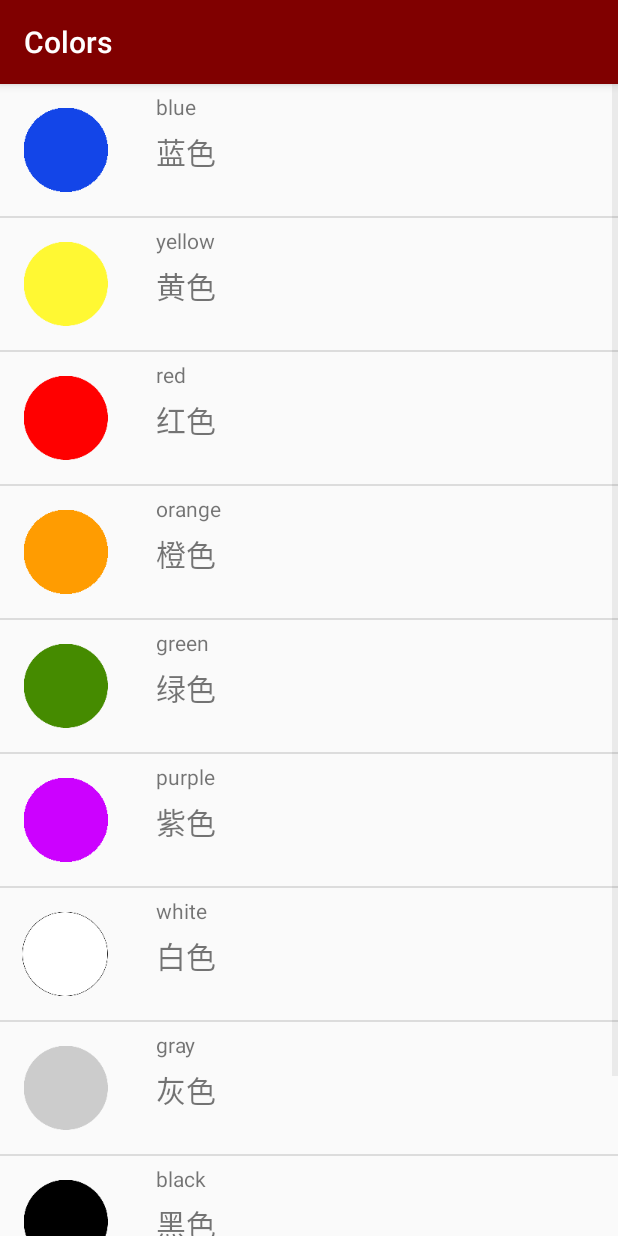
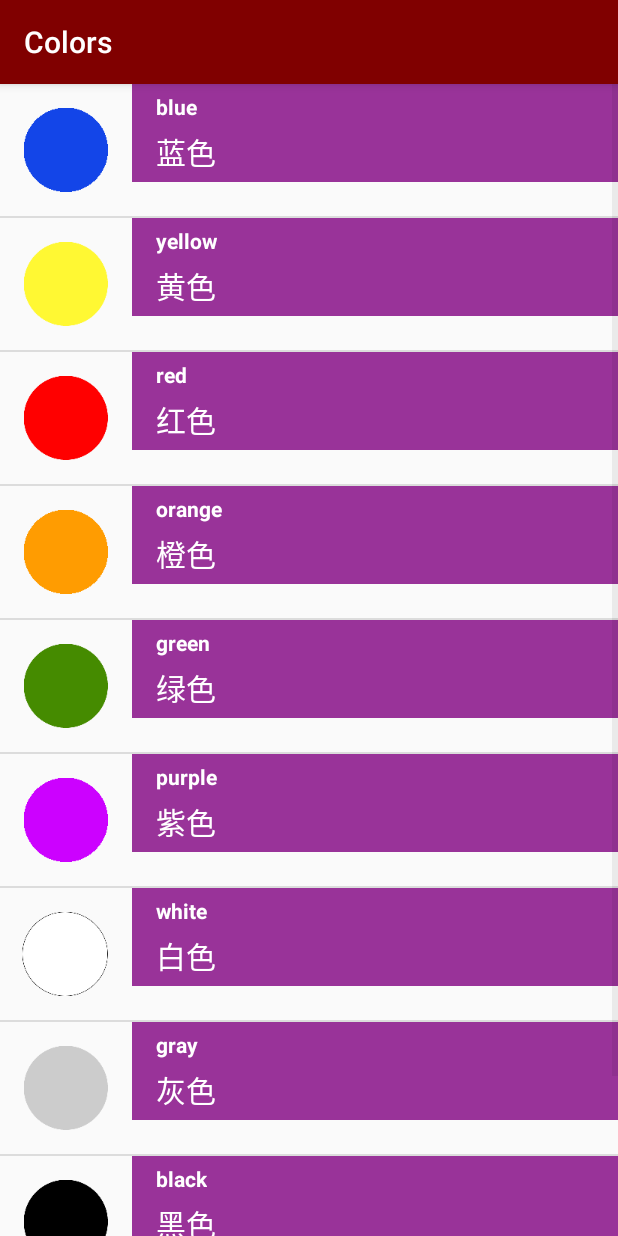
Before and after one commit to ConnieJChi/ChineseLearner, an Android app: the ColorsActivity screen opened directly, with no data from a screen before it, on a phone screen of 412 x 824 dp. Run offline under Robolectric (Android 15) with nearby library versions, the phone set to English and light mode, and no system bars.

Commit message:
Changed aesthetics.

```diff
--- a/app/src/main/java/com/example/android/chineselearner/ColorsActivity.java
+++ b/app/src/main/java/com/example/android/chineselearner/ColorsActivity.java
@@ -1,5 +1,6 @@
 package com.example.android.chineselearner;
 
+import android.graphics.Color;
 import android.support.v7.app.AppCompatActivity;
 import android.os.Bundle;
 import android.util.Log;
@@ -28,7 +29,7 @@ public class ColorsActivity extends AppCompatActivity {
         colors.add(new Word("black", "黑色", R.mipmap.color_black));
         colors.add(new Word("brown", "棕色", R.mipmap.color_brown));
 
-        WordAdapter colorsAdapt = new WordAdapter(this, colors);
+        WordAdapter colorsAdapt = new WordAdapter(this, colors, Color.parseColor("#993399"));
         ListView listView = findViewById(R.id.basicView);
         listView.setAdapter(colorsAdapt);
 
--- a/app/src/main/java/com/example/android/chineselearner/FamilyActivity.java
+++ b/app/src/main/java/com/example/android/chineselearner/FamilyActivity.java
@@ -1,5 +1,6 @@
 package com.example.android.chineselearner;
 
+import android.graphics.Color;
 import android.support.v7.app.AppCompatActivity;
 import android.os.Bundle;
 import android.view.View;
@@ -29,7 +30,7 @@ public class FamilyActivity extends AppCompatActivity {
         family.add(new Word("Mother's Mother", "外父母", R.mipmap.family_grandmother_nv));
         family.add(new Word("Mother's Father", "外祖父", R.mipmap.family_grandfather_nv));
 
-        WordAdapter adapter = new WordAdapter(this, family);
+        WordAdapter adapter = new WordAdapter(this, family, Color.parseColor("#009900"));
 
         ListView f = findViewById(R.id.basicView);
 
--- a/app/src/main/java/com/example/android/chineselearner/NumbersActivity.java
+++ b/app/src/main/java/com/example/android/chineselearner/NumbersActivity.java
@@ -1,5 +1,6 @@
 package com.example.android.chineselearner;
 
+import android.graphics.Color;
 import android.support.v7.app.AppCompatActivity;
 import android.os.Bundle;
 import android.widget.ListView;
@@ -26,7 +27,7 @@ public class NumbersActivity extends AppCompatActivity {
         numArr.add(new Word("nine", "九", R.mipmap.number_nine));
         numArr.add(new Word("ten", "十", R.mipmap.number_ten));
 
-        WordAdapter adapter = new WordAdapter(this, numArr);
+        WordAdapter adapter = new WordAdapter(this, numArr, Color.parseColor("#ff8533"));
 
         // Get a reference to the ListView, and attach the adapter to the listView.
         ListView listView = findViewById(R.id.basicView);
--- a/app/src/main/java/com/example/android/chineselearner/PhrasesActivity.java
+++ b/app/src/main/java/com/example/android/chineselearner/PhrasesActivity.java
@@ -1,5 +1,6 @@
 package com.example.android.chineselearner;
 
+import android.graphics.Color;
 import android.support.v7.app.AppCompatActivity;
 import android.os.Bundle;
 import android.widget.ListView;
@@ -30,7 +31,7 @@ public class PhrasesActivity extends AppCompatActivity {
         phrases.add(new Word("Sorry", "对不起"));
         phrases.add(new Word("Where is ...?", "...在哪里？"));
 
-        WordAdapter phr = new WordAdapter(this, phrases);
+        WordAdapter phr = new WordAdapter(this, phrases, Color.parseColor("#0066ff"));
         ListView listView = findViewById(R.id.basicView);
         listView.setAdapter(phr);
     }
--- a/app/src/main/java/com/example/android/chineselearner/WordAdapter.java
+++ b/app/src/main/java/com/example/android/chineselearner/WordAdapter.java
@@ -4,22 +4,30 @@ import android.app.Activity;
 import android.content.Context;
 import android.support.annotation.NonNull;
 import android.support.annotation.Nullable;
+import android.support.v4.content.ContextCompat;
 import android.text.Layout;
 import android.view.LayoutInflater;
 import android.view.View;
 import android.view.ViewGroup;
 import android.widget.ArrayAdapter;
 import android.widget.ImageView;
+import android.widget.LinearLayout;
 import android.widget.TextView;
 
 import java.util.ArrayList;
 
 public class WordAdapter extends ArrayAdapter<Word>{
+    private int color = 0;
+
 
     public WordAdapter(Activity context, ArrayList<Word> wordList) {
         super(context, 0, wordList);
     }
 
+    public WordAdapter(Activity c, ArrayList<Word> w, int co) {
+        super(c, 0, w);
+        color = co;
+    }
 
     @Override
     public View getView(int position, @Nullable View convertView, @NonNull ViewGroup parent) {
@@ -33,6 +41,7 @@ public class WordAdapter extends ArrayAdapter<Word>{
         TextView english = listItemView.findViewById(R.id.first);
         english.setText(currentWord.getDefaultTranslation());
 
+
         TextView chinese = listItemView.findViewById(R.id.second);
         chinese.setText(currentWord.getChineseTranslation());
 
@@ -41,6 +50,8 @@ public class WordAdapter extends ArrayAdapter<Word>{
             image.setImageResource(currentWord.getImageAddress());
         }
 
+        LinearLayout textContainer = listItemView.findViewById(R.id.text);
+        textContainer.setBackgroundColor(color);
         return listItemView;
     }
 }
--- a/app/src/main/res/layout/listview_layout.xml
+++ b/app/src/main/res/layout/listview_layout.xml
@@ -9,25 +9,39 @@
         android:id="@+id/image"
         android:layout_width="wrap_content"
         android:layout_height="wrap_content"
-        tools:src="@mipmap/ic_launcher"/>
+        tools:src="@mipmap/ic_launcher" />
+
+    <LinearLayout
+        android:id="@+id/text"
+        android:layout_width="match_parent"
+        android:layout_height="match_parent"
+        android:layout_toRightOf="@id/image"
+        android:orientation="vertical">
+
         <TextView
             android:id="@+id/first"
-        tools:text="Penguins"
+            android:textColor="#ffffff"
+            tools:background="@color/colorPrimaryDark"
+            android:layout_width="wrap_content"
+            android:layout_height="wrap_content"
+            android:layout_marginBottom="5dp"
+            android:layout_marginLeft="16dp"
             android:layout_marginTop="5dp"
-        android:layout_marginLeft="16dp"
-        android:layout_marginBottom="5dp"
             android:layout_toRightOf="@+id/image"
-        android:layout_width="wrap_content"
-        android:layout_height="wrap_content" />
+            android:textStyle="bold"
+            tools:text="Penguins" />
 
         <TextView
+            android:id="@+id/second"
+            android:textColor="#ffffff"
+            tools:background="@color/colorPrimaryDark"
+            android:layout_width="wrap_content"
+            android:layout_height="wrap_content"
             android:layout_below="@id/first"
+            android:layout_marginBottom="5dp"
+            android:layout_marginLeft="16dp"
             android:layout_toRightOf="@id/image"
-        android:id="@+id/second"
-        tools:text="Second"
             android:textSize="20dp"
-        android:layout_marginLeft="16dp"
-        android:layout_marginBottom="5dp"
-        android:layout_width="wrap_content"
-        android:layout_height="wrap_content" />
+            tools:text="Second" />
+    </LinearLayout>
 </RelativeLayout>
```
Lines whose indentation alone changed are shown as unchanged.
